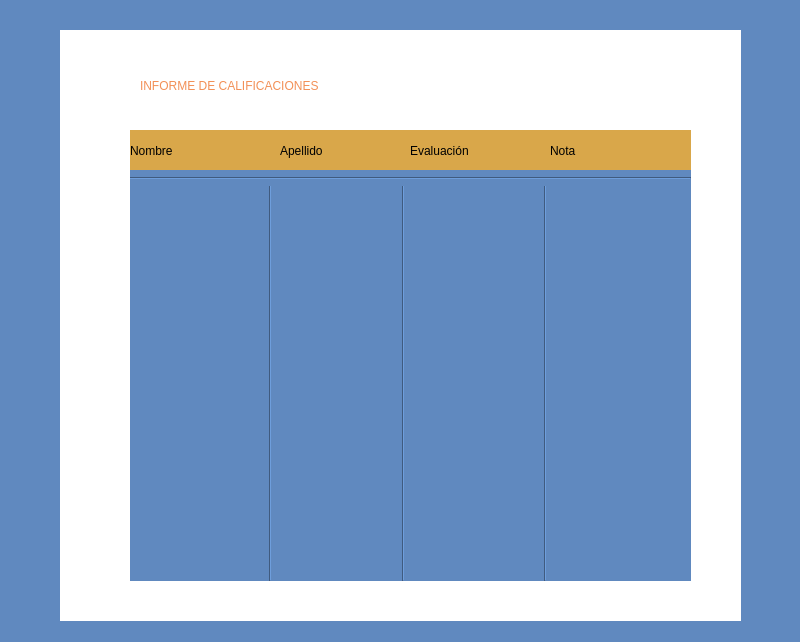
Shanem007/AulaVirtual, file informenotas.ui: the form before one commit.
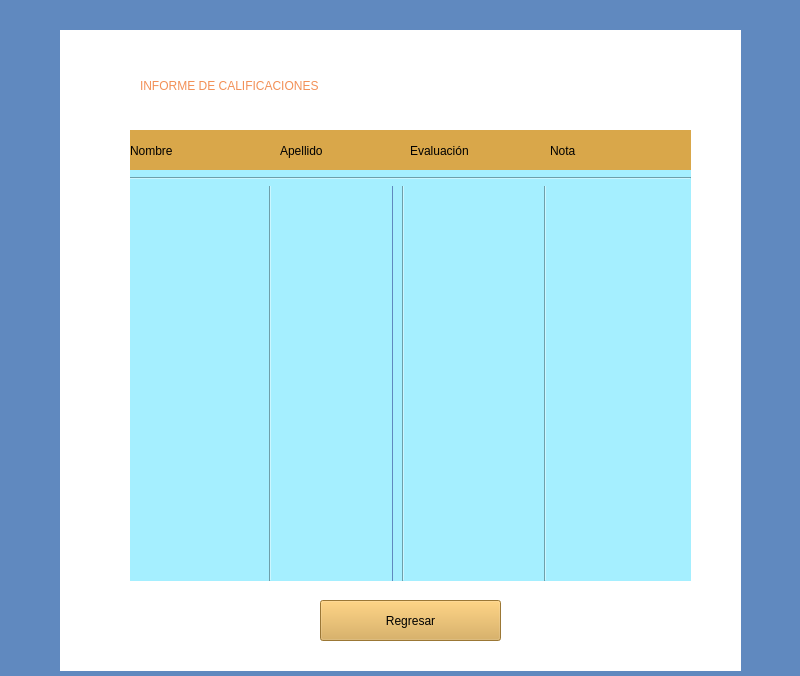
The form after the commit.

Patch:
```diff
--- a/informenotas.ui
+++ b/informenotas.ui
@@ -7,7 +7,7 @@
     <x>0</x>
     <y>0</y>
     <width>800</width>
-    <height>642</height>
+    <height>676</height>
    </rect>
   </property>
   <property name="windowTitle">
@@ -22,7 +22,7 @@
      <x>60</x>
      <y>30</y>
      <width>681</width>
-     <height>591</height>
+     <height>641</height>
     </rect>
    </property>
    <property name="styleSheet">
@@ -127,6 +127,10 @@
      <height>451</height>
     </rect>
    </property>
+   <property name="styleSheet">
+    <string notr="true">
+background-color: rgb(165, 239, 255);</string>
+   </property>
    <property name="orientation">
     <enum>Qt::Vertical</enum>
    </property>
@@ -140,6 +144,10 @@
      <height>451</height>
     </rect>
    </property>
+   <property name="styleSheet">
+    <string notr="true">
+background-color: rgb(165, 239, 255);</string>
+   </property>
    <property name="orientation">
     <enum>Qt::Vertical</enum>
    </property>
@@ -153,6 +161,10 @@
      <height>451</height>
     </rect>
    </property>
+   <property name="styleSheet">
+    <string notr="true">
+background-color: rgb(165, 239, 255);</string>
+   </property>
    <property name="orientation">
     <enum>Qt::Vertical</enum>
    </property>
@@ -179,10 +191,31 @@
      <height>16</height>
     </rect>
    </property>
+   <property name="styleSheet">
+    <string notr="true">
+background-color: rgb(165, 239, 255);</string>
+   </property>
    <property name="orientation">
     <enum>Qt::Horizontal</enum>
    </property>
   </widget>
+  <widget class="QPushButton" name="botonCancelar">
+   <property name="geometry">
+    <rect>
+     <x>320</x>
+     <y>600</y>
+     <width>181</width>
+     <height>41</height>
+    </rect>
+   </property>
+   <property name="styleSheet">
+    <string notr="true">background-color: rgb(217, 167, 74);
+font: 700 14pt &quot;Segoe UI&quot;;</string>
+   </property>
+   <property name="text">
+    <string>Regresar</string>
+   </property>
+  </widget>
   <zorder>label</zorder>
   <zorder>line</zorder>
   <zorder>line_2</zorder>
@@ -194,6 +227,7 @@
   <zorder>label_5</zorder>
   <zorder>label_6</zorder>
   <zorder>line_5</zorder>
+  <zorder>botonCancelar</zorder>
  </widget>
  <resources/>
  <connections/>
```
